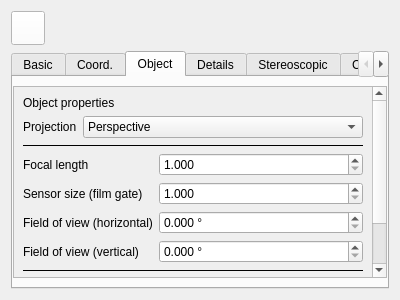
Qt form QChromosome/cameraattributes.ui (Michalaq/ChromosomeVisualizer) before a commit.
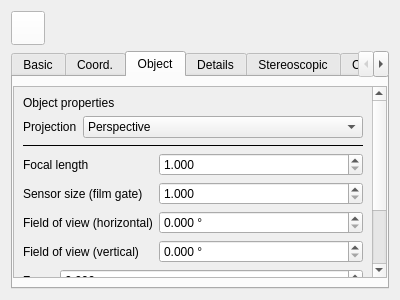
The same form after that commit. The open tabs and pages were chosen to show the change. Icons and pictures are not drawn. Custom widgets are drawn as their Qt base class.

Commit message: Implemented zoom in parallel mode

```diff
--- a/QChromosome/cameraattributes.ui
+++ b/QChromosome/cameraattributes.ui
@@ -485,10 +485,10 @@
             <x>0</x>
             <y>0</y>
             <width>362</width>
-            <height>264</height>
+            <height>291</height>
            </rect>
           </property>
-          <layout class="QVBoxLayout" name="verticalLayout_4">
+          <layout class="QVBoxLayout" name="verticalLayout_8">
            <item>
             <widget class="QLabel" name="label_13">
              <property name="text">
@@ -550,6 +550,7 @@
             </widget>
            </item>
            <item>
+            <widget class="QWidget" name="widget" native="true">
             <layout class="QFormLayout" name="formLayout_5">
              <property name="labelAlignment">
               <set>Qt::AlignLeading|Qt::AlignLeft|Qt::AlignVCenter</set>
@@ -563,6 +564,18 @@
              <property name="verticalSpacing">
               <number>6</number>
              </property>
+              <property name="leftMargin">
+               <number>0</number>
+              </property>
+              <property name="topMargin">
+               <number>0</number>
+              </property>
+              <property name="rightMargin">
+               <number>0</number>
+              </property>
+              <property name="bottomMargin">
+               <number>0</number>
+              </property>
              <item row="0" column="0">
               <widget class="Label" name="label_15">
                <property name="text">
@@ -656,6 +669,48 @@
               </widget>
              </item>
             </layout>
+            </widget>
+           </item>
+           <item>
+            <widget class="QWidget" name="widget_2" native="true">
+             <layout class="QFormLayout" name="formLayout_11">
+              <property name="leftMargin">
+               <number>0</number>
+              </property>
+              <property name="topMargin">
+               <number>0</number>
+              </property>
+              <property name="rightMargin">
+               <number>0</number>
+              </property>
+              <property name="bottomMargin">
+               <number>0</number>
+              </property>
+              <item row="0" column="0">
+               <widget class="Label" name="label_34">
+                <property name="text">
+                 <string>Zoom</string>
+                </property>
+                <property name="class" stdset="0">
+                 <string>item</string>
+                </property>
+               </widget>
+              </item>
+              <item row="0" column="1">
+               <widget class="DoubleSpinBox" name="doubleSpinBox_16">
+                <property name="decimals">
+                 <number>3</number>
+                </property>
+                <property name="maximum">
+                 <double>1000000.000000000000000</double>
+                </property>
+                <property name="singleStep">
+                 <double>0.100000000000000</double>
+                </property>
+               </widget>
+              </item>
+             </layout>
+            </widget>
            </item>
            <item>
             <widget class="Line" name="line_2">
```
Lines whose indentation alone changed are shown as unchanged. The commit also changes 4 other files.
